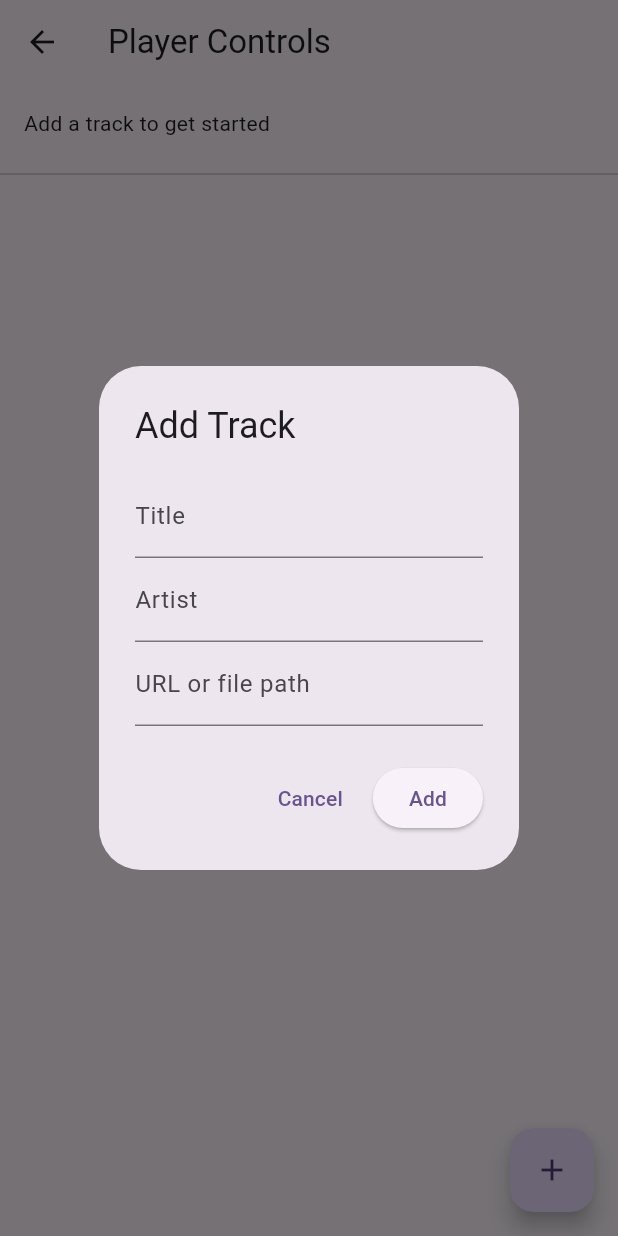
After one commit to macdipu/jamsync, a Flutter app: the PlayerPage screen opened by its route, after a tap on the "add" icon, on a phone screen of 412 x 824 dp. The commit adds this screen. Run offline on Flutter 3.47's test engine with Material 3 defaults, Android fonts, the phone set to English and light mode, and no system bars; our stand-ins replace get, just_audio; missing offline and left inert: audio_session.

Commit message:
add player and speaker functionality with routing and controller bindings

```diff
--- a/lib/app/di.dart
+++ b/lib/app/di.dart
@@ -16,7 +16,7 @@ import '../infrastructure/application/role_service_impl.dart';
 import '../infrastructure/application/session_service_impl.dart';
 import '../infrastructure/application/device_service_impl.dart';
 
-Future<void> configureDependencies() async {
+Future<void> configureDependencies({bool listenForDiscovery = true}) async {
   if (Get.isRegistered<AppLogger>()) {
     return;
   }
@@ -50,5 +50,7 @@ Future<void> configureDependencies() async {
     fenix: true,
   );
 
-  await Get.find<IDiscoveryService>().startListening();
+  if (listenForDiscovery) {
+    await Get.find<IDiscoveryService>().startListening();
+  }
 }
--- a/lib/app/routes.dart
+++ b/lib/app/routes.dart
@@ -2,12 +2,18 @@ import 'package:get/get.dart';
 
 import '../presentation/home/home_binding.dart';
 import '../presentation/home/home_page.dart';
+import '../presentation/player/player_binding.dart';
+import '../presentation/player/player_page.dart';
 import '../presentation/session/session_binding.dart';
 import '../presentation/session/session_page.dart';
+import '../presentation/speaker/speaker_binding.dart';
+import '../presentation/speaker/speaker_page.dart';
 
 class Routes {
   static const home = '/';
   static const session = '/session';
+  static const player = '/player';
+  static const speaker = '/speaker';
 }
 
 final appRoutes = <GetPage<dynamic>>[
@@ -21,4 +27,14 @@ final appRoutes = <GetPage<dynamic>>[
     page: SessionPage.new,
     binding: SessionBinding(),
   ),
+  GetPage(
+    name: Routes.player,
+    page: PlayerPage.new,
+    binding: PlayerBinding(),
+  ),
+  GetPage(
+    name: Routes.speaker,
+    page: SpeakerPage.new,
+    binding: SpeakerBinding(),
+  ),
 ];
--- /dev/null
+++ b/lib/presentation/player/player_binding.dart
@@ -0,0 +1,19 @@
+import 'package:get/get.dart';
+
+import '../../domain/services_interfaces/i_messaging_service.dart';
+import '../../domain/services_interfaces/i_playback_service.dart';
+import '../../domain/services_interfaces/i_session_service.dart';
+import 'player_controller.dart';
+
+class PlayerBinding extends Bindings {
+  @override
+  void dependencies() {
+    Get.lazyPut<PlayerController>(
+      () => PlayerController(
+        playbackService: Get.find<IPlaybackService>(),
+        messagingService: Get.find<IMessagingService>(),
+        sessionService: Get.find<ISessionService>(),
+      ),
+    );
+  }
+}
--- /dev/null
+++ b/lib/presentation/player/player_controller.dart
@@ -0,0 +1,123 @@
+import 'dart:async';
+
+import 'package:get/get.dart';
+
+import '../../domain/entities/device.dart';
+import '../../domain/entities/session.dart';
+import '../../domain/entities/track.dart';
+import '../../domain/services_interfaces/i_messaging_service.dart';
+import '../../domain/services_interfaces/i_playback_service.dart';
+import '../../domain/services_interfaces/i_session_service.dart';
+
+class PlayerController extends GetxController {
+  PlayerController({
+    required IPlaybackService playbackService,
+    required IMessagingService messagingService,
+    required ISessionService sessionService,
+  })  : _playbackService = playbackService,
+        _messagingService = messagingService,
+        _sessionService = sessionService;
+
+  final IPlaybackService _playbackService;
+  final IMessagingService _messagingService;
+  final ISessionService _sessionService;
+
+  final currentSession = Rxn<Session>();
+  final queue = <Track>[].obs;
+  final selectedTrack = Rxn<Track>();
+  final playbackPosition = Duration.zero.obs;
+  final isPlaying = false.obs;
+
+  StreamSubscription<PlaybackState>? _playbackSubscription;
+  Timer? _positionTimer;
+
+  @override
+  void onClose() {
+    _playbackSubscription?.cancel();
+    _positionTimer?.cancel();
+    super.onClose();
+  }
+
+  void attachSession(Session session) {
+    currentSession.value = session;
+    queue.assignAll(session.queue);
+    selectedTrack.value = session.queue.isEmpty ? null : session.queue.first;
+    _observePlayback();
+    _startPositionPolling();
+  }
+
+  Future<void> addTrack(Track track) async {
+    queue.add(track);
+    final session = currentSession.value;
+    if (session != null) {
+      final updatedQueue = [...queue];
+      currentSession.value = session.copyWith(queue: updatedQueue);
+    }
+    if (selectedTrack.value == null) {
+      await loadTrack(track);
+    }
+  }
+
+  Future<void> loadTrack(Track track) async {
+    selectedTrack.value = track;
+    await _playbackService.loadTrack(track);
+    playbackPosition.value = Duration.zero;
+  }
+
+  Future<void> play() async {
+    await _playbackService.play();
+    isPlaying.value = true;
+  }
+
+  Future<void> pause() async {
+    await _playbackService.pause();
+    isPlaying.value = false;
+  }
+
+  Future<void> seek(Duration position) async {
+    await _playbackService.seek(position);
+    playbackPosition.value = position;
+  }
+
+  void removeTrack(Track track) {
+    queue.remove(track);
+    if (selectedTrack.value == track) {
+      selectedTrack.value = queue.isEmpty ? null : queue.first;
+    }
+  }
+
+  void reorderQueue(int oldIndex, int newIndex) {
+    if (newIndex > oldIndex) {
+      newIndex -= 1;
+    }
+    final track = queue.removeAt(oldIndex);
+    queue.insert(newIndex, track);
+    final session = currentSession.value;
+    if (session != null) {
+      currentSession.value = session.copyWith(queue: [...queue]);
+    }
+  }
+
+  void updateMembers(List<Device> members) {
+    final session = currentSession.value;
+    if (session == null) {
+      return;
+    }
+    currentSession.value = session.copyWith(members: members);
+  }
+
+  void _observePlayback() {
+    _playbackSubscription?.cancel();
+    _playbackSubscription = _playbackService.state$.listen((state) {
+      isPlaying.value = state == PlaybackState.playing;
+    });
+  }
+
+  void _startPositionPolling() {
+    _positionTimer?.cancel();
+    _positionTimer = Timer.periodic(const Duration(milliseconds: 500), (_) async {
+      final position = await _playbackService.getPosition();
+      playbackPosition.value = position;
+    });
+  }
+}
--- /dev/null
+++ b/lib/presentation/player/player_page.dart
@@ -0,0 +1,151 @@
+import 'package:flutter/material.dart';
+import 'package:get/get.dart';
+
+import '../../domain/entities/session.dart';
+import '../../domain/entities/track.dart';
+import '../widgets/track_tile.dart';
+import 'player_controller.dart';
+
+class PlayerPage extends GetView<PlayerController> {
+  const PlayerPage({super.key});
+
+  @override
+  Widget build(BuildContext context) {
+    final session = Get.arguments as Session?;
+    if (session != null) {
+      controller.attachSession(session);
+    }
+    return Scaffold(
+      appBar: AppBar(title: const Text('Player Controls')),
+      body: Obx(() {
+        final track = controller.selectedTrack.value;
+        final queue = controller.queue;
+        return Column(
+          crossAxisAlignment: CrossAxisAlignment.start,
+          children: [
+            if (track != null) ...[
+              ListTile(
+                title: Text(track.title),
+                subtitle: Text(track.artist),
+              ),
+              Obx(() {
+                final position = controller.playbackPosition.value;
+                final duration = track.duration ?? const Duration(minutes: 3);
+                return Slider(
+                  value: position.inSeconds.toDouble(),
+                  max: duration.inSeconds.toDouble(),
+                  onChanged: (value) => controller.seek(Duration(seconds: value.toInt())),
+                );
+              }),
+              Row(
+                children: [
+                  IconButton(
+                    icon: const Icon(Icons.skip_previous),
+                    onPressed: queue.isEmpty ? null : () => _playPrevious(queue, track),
+                  ),
+                  Obx(() {
+                    final isPlaying = controller.isPlaying.value;
+                    return IconButton(
+                      icon: Icon(isPlaying ? Icons.pause : Icons.play_arrow),
+                      onPressed: isPlaying ? controller.pause : controller.play,
+                    );
+                  }),
+                  IconButton(
+                    icon: const Icon(Icons.skip_next),
+                    onPressed: queue.isEmpty ? null : () => _playNext(queue, track),
+                  ),
+                ],
+              ),
+            ] else
+              const Padding(
+                padding: EdgeInsets.all(16),
+                child: Text('Add a track to get started'),
+              ),
+            const Divider(),
+            Expanded(
+              child: Obx(() {
+                final queue = controller.queue;
+                if (queue.isEmpty) {
+                  return const Center(child: Text('Queue is empty'));
+                }
+                return ReorderableListView.builder(
+                  itemCount: queue.length,
+                  onReorder: controller.reorderQueue,
+                  itemBuilder: (context, index) {
+                    final track = queue[index];
+                    return TrackTile(
+                      key: ValueKey(track.id),
+                      track: track,
+                      onTap: () => controller.loadTrack(track),
+                      onRemove: () => controller.removeTrack(track),
+                    );
+                  },
+                );
+              }),
+            ),
+          ],
+        );
+      }),
+      floatingActionButton: FloatingActionButton(
+        onPressed: () async {
+          final track = await _showAddTrackDialog(context);
+          if (track != null) {
+            controller.addTrack(track);
+          }
+        },
+        child: const Icon(Icons.add),
+      ),
+    );
+  }
+
+  void _playPrevious(List<Track> queue, Track current) {
+    final index = queue.indexOf(current);
+    if (index > 0) {
+      controller.loadTrack(queue[index - 1]);
+    }
+  }
+
+  void _playNext(List<Track> queue, Track current) {
+    final index = queue.indexOf(current);
+    if (index >= 0 && index < queue.length - 1) {
+      controller.loadTrack(queue[index + 1]);
+    }
+  }
+
+  Future<Track?> _showAddTrackDialog(BuildContext context) {
+    final title = TextEditingController();
+    final artist = TextEditingController();
+    final url = TextEditingController();
+    return showDialog<Track>(
+      context: context,
+      builder: (context) {
+        return AlertDialog(
+          title: const Text('Add Track'),
+          content: Column(
+            mainAxisSize: MainAxisSize.min,
+            children: [
+              TextField(controller: title, decoration: const InputDecoration(labelText: 'Title')),
+              TextField(controller: artist, decoration: const InputDecoration(labelText: 'Artist')),
+              TextField(controller: url, decoration: const InputDecoration(labelText: 'URL or file path')),
+            ],
+          ),
+          actions: [
+            TextButton(onPressed: () => Navigator.pop(context), child: const Text('Cancel')),
+            ElevatedButton(
+              onPressed: () {
+                final track = Track(
+                  id: DateTime.now().microsecondsSinceEpoch.toString(),
+                  title: title.text.trim(),
+                  artist: artist.text.trim().isEmpty ? 'Unknown' : artist.text.trim(),
+                  source: Uri.parse(url.text.trim()),
+                );
+                Navigator.pop(context, track);
+              },
+              child: const Text('Add'),
+            ),
+          ],
+        );
+      },
+    );
+  }
+}
--- a/lib/presentation/session/session_controller.dart
+++ b/lib/presentation/session/session_controller.dart
@@ -1,5 +1,6 @@
 import 'package:get/get.dart';
 
+import '../../app/routes.dart';
 import '../../domain/entities/device.dart';
 import '../../domain/entities/session.dart';
 import '../../domain/services_interfaces/i_role_service.dart';
@@ -36,4 +37,20 @@ class SessionController extends GetxController {
     final updated = await _roleService.assignSpeaker(session, device);
     attachSession(updated);
   }
+
+  void openPlayer(Device device) {
+    final session = currentSession.value;
+    if (session == null) {
+      return;
+    }
+    Get.toNamed(Routes.player, arguments: session.copyWith(player: device));
+  }
+
+  void openSpeaker(Device device) {
+    final session = currentSession.value;
+    if (session == null) {
+      return;
+    }
+    Get.toNamed(Routes.speaker, arguments: session.copyWith(player: device));
+  }
 }
--- a/lib/presentation/session/session_page.dart
+++ b/lib/presentation/session/session_page.dart
@@ -47,11 +47,17 @@ class SessionPage extends GetView<SessionController> {
                             controller.assignPlayer(member);
                           } else if (value == 'speaker') {
                             controller.assignSpeaker(member);
+                          } else if (value == 'view_player') {
+                            controller.openPlayer(member);
+                          } else if (value == 'view_speaker') {
+                            controller.openSpeaker(member);
                           }
                         },
                         itemBuilder: (_) => const [
                           PopupMenuItem(value: 'player', child: Text('Make Player')),
                           PopupMenuItem(value: 'speaker', child: Text('Make Speaker')),
+                          PopupMenuItem(value: 'view_player', child: Text('Open Player UI')),
+                          PopupMenuItem(value: 'view_speaker', child: Text('Open Speaker UI')),
                         ],
                       ),
                     );
--- /dev/null
+++ b/lib/presentation/speaker/speaker_binding.dart
@@ -0,0 +1,17 @@
+import 'package:get/get.dart';
+
+import '../../domain/services_interfaces/i_playback_service.dart';
+import '../../domain/services_interfaces/i_sync_engine.dart';
+import 'speaker_controller.dart';
+
+class SpeakerBinding extends Bindings {
+  @override
+  void dependencies() {
+    Get.lazyPut<SpeakerController>(
+      () => SpeakerController(
+        playbackService: Get.find<IPlaybackService>(),
+        syncEngine: Get.find<ISyncEngine>(),
+      ),
+    );
+  }
+}
```
Also changed, not shown: lib/presentation/home/home_controller.dart (+16 -1 lines), lib/presentation/speaker/speaker_controller.dart (added, +36 -0 lines), lib/presentation/speaker/speaker_page.dart (added, +49 -0 lines), lib/presentation/widgets/track_tile.dart (added, +29 -0 lines), 1 other file.
